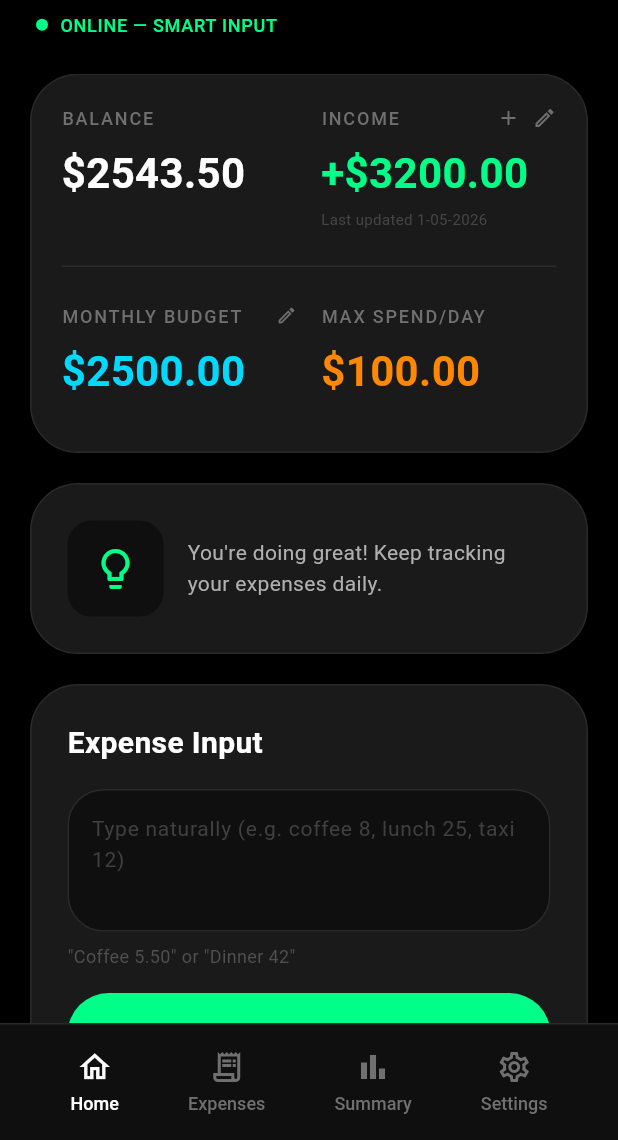
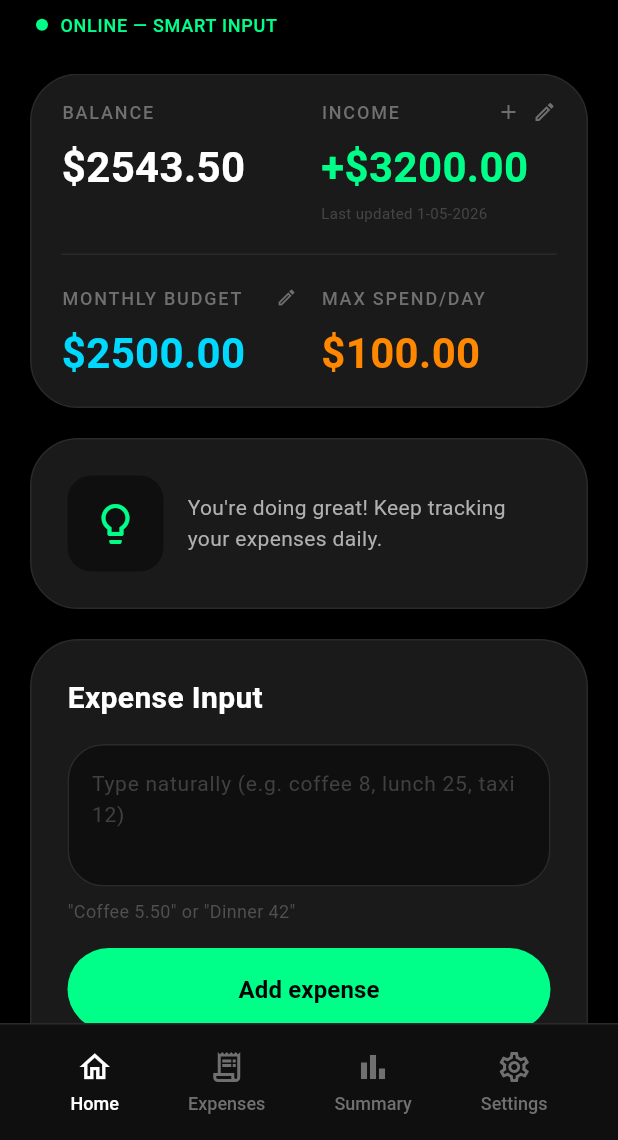
Before and after one commit to htetyeemon/BetterSpent, a Flutter app: the HomeScreen screen opened by its route, on a phone screen of 412 x 824 dp, the part 96-1236 px from its top. Run offline on Flutter 3.47's test engine with Material 3 defaults, Android fonts, the phone set to English and light mode, and no system bars; our stand-ins replace go_router.

Commit message:
spacing modified

```diff
--- a/lib/features/home/presentation/widgets/budget_column.dart
+++ b/lib/features/home/presentation/widgets/budget_column.dart
@@ -18,14 +18,15 @@ class BudgetColumn extends StatelessWidget {
   Widget build(BuildContext context) {
     return Column(
       crossAxisAlignment: CrossAxisAlignment.start,
+      mainAxisSize: MainAxisSize.min,
       children: [
         Row(
           children: [
             Expanded(
               child: Text(
                 'MONTHLY BUDGET',
+                maxLines: 1,
                 overflow: TextOverflow.ellipsis,
-                maxLines: 1,
                 style: const TextStyle(
                   fontSize: 12,
                   fontWeight: FontWeight.w500,
@@ -34,7 +35,6 @@ class BudgetColumn extends StatelessWidget {
                 ),
               ),
             ),
-            const SizedBox(width: 6),
             GestureDetector(
               onTap: () => _showBudgetDialog(context),
               child: const Icon(
@@ -45,9 +45,9 @@ class BudgetColumn extends StatelessWidget {
             ),
           ],
         ),
+
         const SizedBox(height: 8),
 
-        /// Prevent large amount overflow
         FittedBox(
           fit: BoxFit.scaleDown,
           alignment: Alignment.centerLeft,
--- a/lib/features/home/presentation/widgets/home_stats_card.dart
+++ b/lib/features/home/presentation/widgets/home_stats_card.dart
@@ -26,15 +26,16 @@ class HomeStatsCard extends StatelessWidget {
   @override
   Widget build(BuildContext context) {
     return Container(
-      padding: const EdgeInsets.all(20),
+      padding: const EdgeInsets.symmetric(horizontal: 20, vertical: 16),
       decoration: BoxDecoration(
         color: AppColors.surface,
         borderRadius: BorderRadius.circular(AppConstants.radiusXl),
         border: Border.all(color: AppColors.borderDark),
       ),
       child: Column(
+        mainAxisSize: MainAxisSize.min,
         children: [
-          /// Top Row (Balance + Income)
+          /// TOP ROW
           Row(
             crossAxisAlignment: CrossAxisAlignment.start,
             children: [
@@ -57,11 +58,11 @@ class HomeStatsCard extends StatelessWidget {
             ],
           ),
 
-          const SizedBox(height: 24),
+          const SizedBox(height: 20),
           Container(height: 1, color: AppColors.borderDark),
-          const SizedBox(height: 24),
+          const SizedBox(height: 20),
 
-          /// Bottom Row (Budget + Max Spend)
+          /// BOTTOM ROW
           Row(
             crossAxisAlignment: CrossAxisAlignment.start,
             children: [
@@ -90,10 +91,12 @@ class HomeStatsCard extends StatelessWidget {
   Widget _buildStatColumn(String label, String value, Color valueColor) {
     return Column(
       crossAxisAlignment: CrossAxisAlignment.start,
+      mainAxisSize: MainAxisSize.min,
       children: [
-        /// Label
+        /// LABEL
         Text(
           label,
+          maxLines: 1,
           overflow: TextOverflow.ellipsis,
           style: const TextStyle(
             fontSize: 12,
@@ -105,22 +108,19 @@ class HomeStatsCard extends StatelessWidget {
 
         const SizedBox(height: 8),
 
-        /// Value (now consistent with Income & Budget)
+        /// VALUE
         FittedBox(
           fit: BoxFit.scaleDown,
           alignment: Alignment.centerLeft,
           child: Text(
             value,
             style: TextStyle(
-              fontSize: 28, // unified font size
+              fontSize: 28,
               fontWeight: FontWeight.w600,
               color: valueColor,
             ),
           ),
         ),
-
-        /// Spacer to match IncomeColumn height visually
-        const SizedBox(height: 14),
       ],
     );
   }
--- a/lib/features/home/presentation/widgets/income_column.dart
+++ b/lib/features/home/presentation/widgets/income_column.dart
@@ -22,6 +22,7 @@ class IncomeColumn extends StatelessWidget {
     return Column(
       crossAxisAlignment: CrossAxisAlignment.start,
       children: [
+        /// LABEL + ACTIONS
         Row(
           children: [
             const Expanded(
@@ -55,9 +56,10 @@ class IncomeColumn extends StatelessWidget {
             ),
           ],
         ),
+
         const SizedBox(height: 8),
 
-        /// Wrap big amount to prevent overflow
+        /// VALUE
         FittedBox(
           fit: BoxFit.scaleDown,
           alignment: Alignment.centerLeft,
@@ -72,6 +74,8 @@ class IncomeColumn extends StatelessWidget {
         ),
 
         const SizedBox(height: 4),
+
+        /// BOTTOM TEXT
         Text(
           'Last updated $incomeDate',
           style: TextStyle(
```
